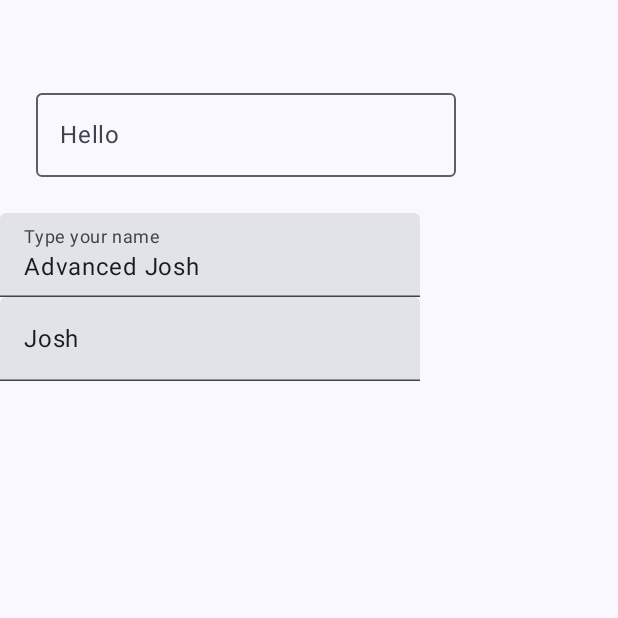
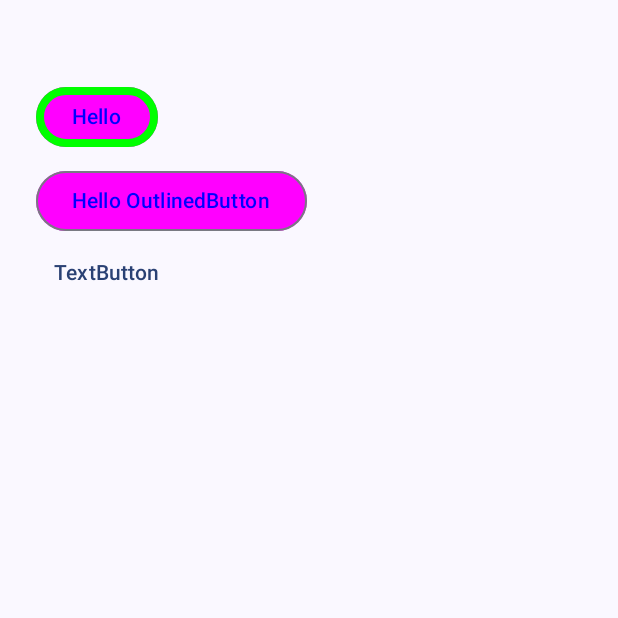
Before and after one commit to joshflugel/Jetpack-Compose-2025, an Android app built with Jetpack Compose: the screen it shows after launch (MainActivity), on a phone screen of 412 x 824 dp, the top half of it. Run offline under Robolectric (Android 15) with nearby library versions, the phone set to English and light mode, and no system bars.

Commit message:
11-State Hoisting,12-Button Components

```diff
--- a/app/src/main/java/com/josh/compose/components/layout/Buttons.kt
+++ b/app/src/main/java/com/josh/compose/components/layout/Buttons.kt
@@ -4,6 +4,7 @@ import android.util.Log
 import androidx.compose.foundation.BorderStroke
 import androidx.compose.foundation.content.MediaType.Companion.Text
 import androidx.compose.foundation.layout.Column
+import androidx.compose.foundation.layout.fillMaxSize
 import androidx.compose.foundation.layout.padding
 import androidx.compose.foundation.shape.RoundedCornerShape
 import androidx.compose.material3.Button
@@ -12,6 +13,10 @@ import androidx.compose.material3.OutlinedButton
 import androidx.compose.material3.Text
 import androidx.compose.material3.TextButton
 import androidx.compose.runtime.Composable
+import androidx.compose.runtime.getValue
+import androidx.compose.runtime.mutableStateOf
+import androidx.compose.runtime.saveable.rememberSaveable
+import androidx.compose.runtime.setValue
 import androidx.compose.ui.Modifier
 import androidx.compose.ui.graphics.Color
 import androidx.compose.ui.tooling.preview.Preview
@@ -26,6 +31,52 @@ fun MyButtons_preview() {
 @Composable
 fun MyButtons_wrapper() {
     MyButtons(Modifier.padding((16.dp)))
+}
+
+// 12.57 Buttons with States
+@Preview
+@Composable
+fun MyButtonExample() {
+    // var enabled = true Not like this, It's a Pitfall
+    var enabled by rememberSaveable { mutableStateOf(true) }
+
+    Column(
+        Modifier
+            .fillMaxSize()
+            .padding(24.dp)
+    ) {
+        Button(
+            onClick = { enabled = false},
+            enabled = enabled,
+            colors = ButtonDefaults.buttonColors(
+                containerColor = Color.Magenta,
+                contentColor = Color.Blue
+            ),
+            border = BorderStroke(5.dp, Color.Green)
+        ) {
+            Text("Hello")
+        }
+
+        // 12.58
+        OutlinedButton(
+            onClick = { enabled = false},
+            enabled = enabled,
+            modifier = Modifier.padding(top = 8.dp),
+            colors = ButtonDefaults.buttonColors(
+                containerColor = Color.Magenta,
+                contentColor = Color.Blue,
+                disabledContentColor = Color.White,
+                disabledContainerColor = Color.Gray
+            )
+        ) {
+            Text("Hello OutlinedButton")
+        }
+
+        // 12.59
+        TextButton(onClick = {}) {
+            Text("TextButton")
+        }
+    }
 }
 
 @Composable
--- a/app/src/main/java/com/josh/compose/components/layout/TextField.kt
+++ b/app/src/main/java/com/josh/compose/components/layout/TextField.kt
@@ -28,6 +28,13 @@ import androidx.compose.ui.text.input.PasswordVisualTransformation
 import androidx.compose.ui.text.input.VisualTransformation
 import androidx.compose.ui.unit.dp
 
+
+// 10.55
+@Composable
+fun MyTextFieldStateHoisting(name: String, onValueChange: (String) -> Unit) {
+    TextField(value = name, onValueChange = { onValueChange(it)} )
+}
+
 // 10.54
 @OptIn(ExperimentalMaterial3Api::class)
 @Composable
@@ -50,6 +57,9 @@ fun MyTextFieldOutlined() {
 // 10.53
 @Composable
 fun MyTextFieldAdvanced() {
+    // 11.55
+    // Works for now, but is too much responsibility,
+    // the composable should be Stateless
     var myText by rememberSaveable { mutableStateOf("Advanced Josh") }
     TextField(
         value = myText,
@@ -67,6 +77,11 @@ fun MyTextFieldAdvanced() {
 // 10.52
 @Composable
 fun MyTextField_10_52() {
+    // 11.55
+    // Works for now, but is too much responsibility,
+    // the composable should be Stateless
+    // State Hoisting is a pattern that extracts state from Composables,
+    // and moves it to a superior member
     var myText by rememberSaveable { mutableStateOf("Josh") }
     TextField(value = myText, onValueChange = {myText = it})
 }
--- a/app/src/main/java/com/josh/compose/ui/MainActivity.kt
+++ b/app/src/main/java/com/josh/compose/ui/MainActivity.kt
@@ -34,10 +34,12 @@ import androidx.compose.ui.Modifier
 import androidx.compose.ui.graphics.Color
 import androidx.compose.ui.tooling.preview.Preview
 import androidx.compose.ui.unit.dp
+import com.josh.compose.components.layout.MyButtonExample
 import com.josh.compose.components.layout.MyOutlinedTextField
 import com.josh.compose.components.layout.MyText
 import com.josh.compose.components.layout.MyTextFieldAdvanced
 import com.josh.compose.components.layout.MyTextFieldOutlined
+import com.josh.compose.components.layout.MyTextFieldStateHoisting
 import com.josh.compose.components.layout.MyTextField_10_52
 import com.josh.compose.ui.theme.BasicComposeAppTheme
 
@@ -52,11 +54,20 @@ class MainActivity : ComponentActivity() {
                     Column( modifier = Modifier.fillMaxSize()) {
                         MySpacer(30)
 
+                        // 12.57
+                        MyButtonExample()
+
+                        // 11.55 State Hoisting
+                        // var myText by rememberSaveable { mutableStateOf("") }
+                        // MyTextFieldStateHoisting(myText) { myText = it }
+
+                        /*
                         MyTextFieldOutlined()   // 10.54
                         MyTextFieldAdvanced()   // 10.53
                         MyTextField_10_52()     // 10.52
                         // MyText(Modifier.padding(innerPadding)) // 10.51
                         // MyStateExample()  // 9.x
+                         */
 
                         // MyComplexLayout() //8.38
                         // MyRow() //8.37
```
